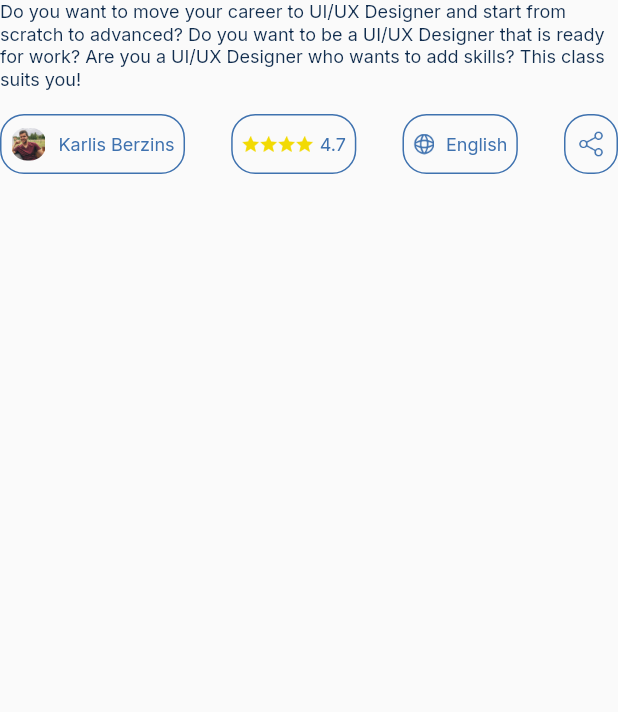
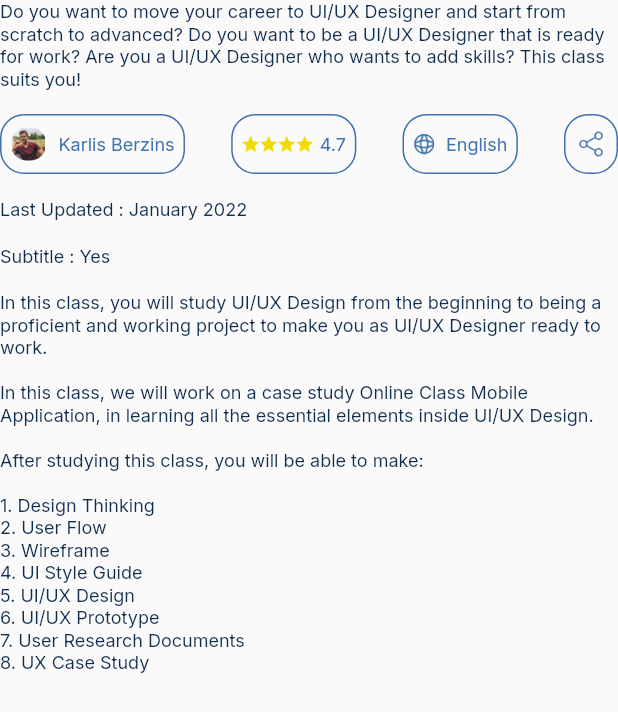
Before and after one commit to berzinsk/ui_online_learning_app_flutter, a Flutter app: the CourseDetailsOverview widget shown alone on an empty page, opened directly, on a phone screen of 412 x 824 dp. Shown: the top 712 px of the screen. Run offline on Flutter 3.47's test engine with Material 2 defaults, Android fonts, the phone set to English and light mode, and no system bars; our stand-ins replace google_fonts.

Commit message:
Add text for course details overview page

```diff
--- a/lib/screens/course/components/course_details_overview.dart
+++ b/lib/screens/course/components/course_details_overview.dart
@@ -1,3 +1,5 @@
+// ignore_for_file: prefer_adjacent_string_concatenation, prefer_interpolation_to_compose_strings
+
 import 'package:flutter/material.dart';
 
 import '../../../resources/constants/colors.dart';
@@ -11,6 +13,7 @@ class CourseDetailsOverview extends StatelessWidget {
   @override
   Widget build(BuildContext context) {
     return Column(
+      crossAxisAlignment: CrossAxisAlignment.start,
       children: [
         Text(
           'Do you want to move your career to UI/UX Designer and start from scratch to advanced? Do you want to be a UI/UX Designer that is ready for work? Are you a UI/UX Designer who wants to add skills? This class suits you!',
@@ -21,6 +24,34 @@ class CourseDetailsOverview extends StatelessWidget {
           padding: EdgeInsets.symmetric(vertical: 16),
           child: CourseDetailsOverviewTags(),
         ),
+        Text(
+          'Last Updated : January 2022',
+          style: TextStyles.kTextXsRegular
+              .withColor(AppColors.kBrandColorAccentBlack),
+        ),
+        Padding(
+          padding: const EdgeInsets.symmetric(vertical: 16),
+          child: Text(
+            'Subtitle : Yes',
+            style: TextStyles.kTextXsRegular
+                .withColor(AppColors.kBrandColorAccentBlack),
+          ),
+        ),
+        Text(
+          'In this class, you will study UI/UX Design from the beginning to being a proficient and working project to make you as UI/UX Designer ready to work.\n\n' +
+              'In this class, we will work on a case study Online Class Mobile Application, in learning all the essential elements inside UI/UX Design.\n\n' +
+              'After studying this class, you will be able to make:\n\n' +
+              '1. Design Thinking\n' +
+              '2. User Flow\n' +
+              '3. Wireframe\n' +
+              '4. UI Style Guide\n' +
+              '5. UI/UX Design\n' +
+              '6. UI/UX Prototype\n' +
+              '7. User Research Documents\n' +
+              '8. UX Case Study\n',
+          style: TextStyles.kTextXsRegular
+              .withColor(AppColors.kBrandColorAccentBlack),
+        ),
       ],
     );
   }
```
